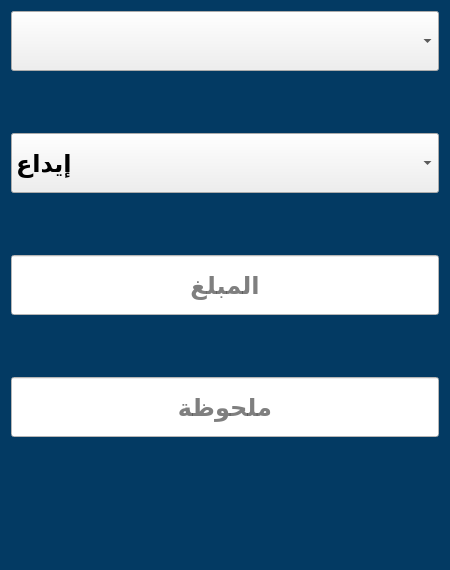
Qt form uis/qt_uis/used/supplier_payment.ui (salahkhiat/Modeer-V1) before a commit.
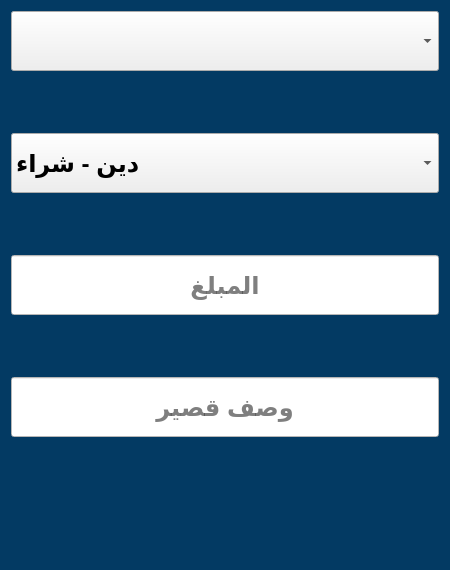
The same form after that commit. Icons and pictures are not drawn.

Diff of the .ui file:
```diff
--- a/uis/qt_uis/used/supplier_payment.ui
+++ b/uis/qt_uis/used/supplier_payment.ui
@@ -112,7 +112,7 @@
        </property>
        <item>
         <property name="text">
-         <string>إيداع</string>
+         <string>دين - شراء</string>
         </property>
        </item>
        <item>
@@ -248,7 +248,7 @@
         <set>Qt::AlignCenter</set>
        </property>
        <property name="placeholderText">
-        <string>ملحوظة</string>
+        <string>وصف قصير</string>
        </property>
       </widget>
      </item>
```
Left out of the diff: 4 changed lines with no effect on the pictures.
